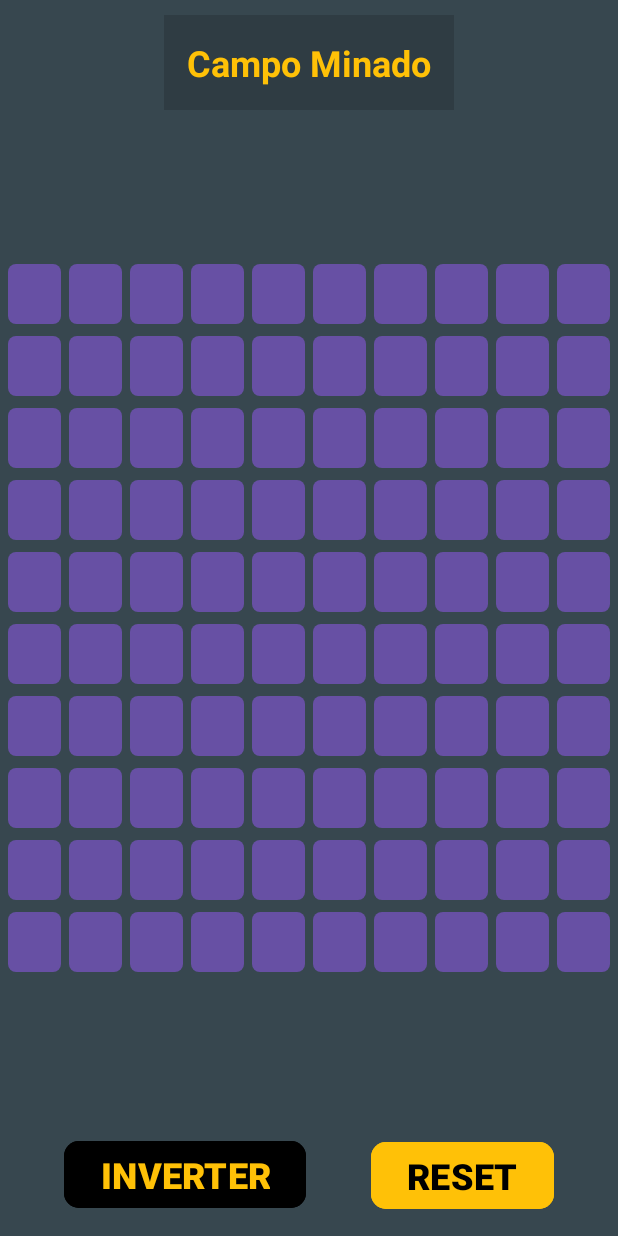
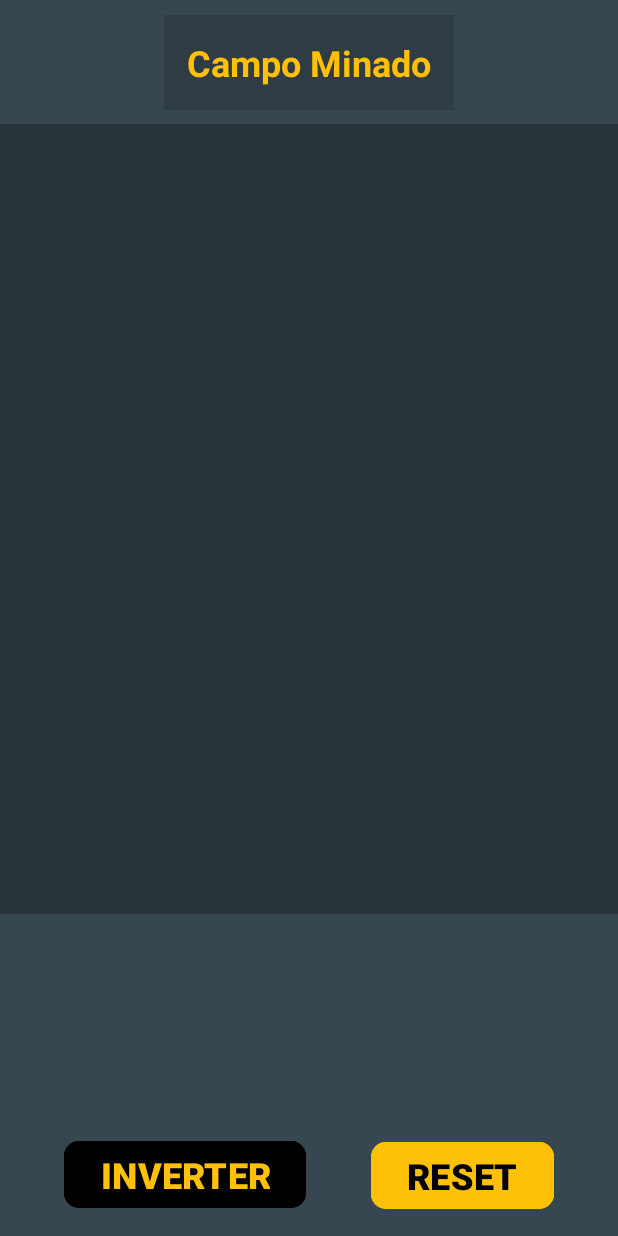
Before and after one commit to Akilis16/campo-minado-mobile, an Android app: the screen it shows after launch (MainActivity), on a phone screen of 412 x 824 dp. Run offline under Robolectric (Android 15) with nearby library versions, the phone set to English and light mode, and no system bars.

Commit message:
Build ok, but dont show BoardView

```diff
--- a/app/src/main/java/com/example/campominado/BoardView.java
+++ b/app/src/main/java/com/example/campominado/BoardView.java
@@ -4,6 +4,7 @@ import android.content.Context;
 import android.graphics.Canvas;
 import android.graphics.Color;
 import android.graphics.Paint;
+import android.util.AttributeSet;
 import android.view.View;
 
 import androidx.annotation.NonNull;
@@ -18,7 +19,19 @@ public class BoardView extends View {
 
     public BoardView(Context context) {
         super(context);
+        inicializador();
+    }
 
+    public BoardView(Context context, AttributeSet attrs) {
+        super(context, attrs);
+        inicializador();
+    }
+
+    public BoardView(Context context, AttributeSet attrs, int defStyleAttr) {
+        super(context, attrs, defStyleAttr);
+        inicializador();
+    }
+    private void inicializador(){
         campoMinado = new CampoMinado();
 
         paintClose.setStyle(Paint.Style.FILL);
--- a/app/src/main/java/com/example/campominado/CampoMinado.java
+++ b/app/src/main/java/com/example/campominado/CampoMinado.java
@@ -14,7 +14,7 @@ public class CampoMinado {
 
     private final String COR_SELECT = "#FFC107", COR_BOMB = "#ff0000", COR_UNSELECT = "#44000000";
     private static final int NUM_LINHAS = 10, NUM_COLUNAS = 10;
-    private final Cell[][] listCell = new Cell[NUM_LINHAS][NUM_COLUNAS]; // Tabuleiro do Campo Minado
+    private static final Cell[][] listCell = new Cell[NUM_LINHAS][NUM_COLUNAS]; // Tabuleiro do Campo Minado
     private final Map<Integer, Cell> cellMap = new HashMap<>(); //Mapeia as Celular por ID
 
     public CampoMinado() {
@@ -59,7 +59,7 @@ public class CampoMinado {
         return cellMap.get(id);
     }
 
-    public Cell getCellByCoords(int row, int col){
+    public static Cell getCellByCoords(int row, int col){
         return listCell[row][col];
     }
 
--- a/app/src/main/java/com/example/campominado/MainActivity.java
+++ b/app/src/main/java/com/example/campominado/MainActivity.java
@@ -22,9 +22,10 @@ import java.util.Map;
 
 public class MainActivity extends AppCompatActivity {
 
+    private BoardView boardView;
     private CampoMinado campoMinado;
     private LayoutInflater inflater;
-    private TableLayout tableLayout;
+//    private TableLayout tableLayout;
     private final HashMap<Integer, Button> btnMap = new HashMap<>();
 
     @Override
@@ -39,13 +40,15 @@ public class MainActivity extends AppCompatActivity {
         });
 
         inflater = LayoutInflater.from(this);
-        tableLayout = findViewById(R.id.table_layout);
+//        tableLayout = findViewById(R.id.table_layout);
+        boardView = findViewById(R.id.board_view);
 
         // criando os botões
-        campoMinado = new CampoMinado();  //
-        criarCampoMinado();          //
+//        campoMinado = new CampoMinado();  //
+//        criarCampoMinado();          //
     }
 
+    /*
     private void criarCampoMinado() {
         Typeface jerseyFont = ResourcesCompat.getFont(this, R.font.jersey_10);
         int btnId = 0;
@@ -68,7 +71,7 @@ public class MainActivity extends AppCompatActivity {
             tableLayout.addView(tableRow);
         }
     }
-
+    */
     /************************************
      INTERAÇÃO COM O USUÁRIO: CLICKS
      ************************************/
--- a/app/src/main/res/layout/activity_main.xml
+++ b/app/src/main/res/layout/activity_main.xml
@@ -31,15 +31,24 @@
         app:layout_constraintStart_toStartOf="parent"
         app:layout_constraintTop_toTopOf="parent" />
 
-    <TableLayout
-        android:id="@+id/table_layout"
-        android:layout_width="match_parent"
-        android:layout_height="wrap_content"
-        android:paddingRight="5dp"
-        app:layout_constraintBottom_toTopOf="@+id/guideline3"
-        app:layout_constraintEnd_toEndOf="parent"
+    <com.example.campominado.BoardView
+        android:id="@+id/board_view"
+        android:layout_width="0dp"
+        android:layout_height="0dp"
+        app:layout_constraintTop_toBottomOf="@id/guideline2"
+        app:layout_constraintBottom_toTopOf="@id/guideline3"
         app:layout_constraintStart_toStartOf="parent"
-        app:layout_constraintTop_toTopOf="@+id/guideline2" />
+        app:layout_constraintEnd_toEndOf="parent" />
+
+<!--    <TableLayout-->
+<!--        android:id="@+id/table_layout"-->
+<!--        android:layout_width="match_parent"-->
+<!--        android:layout_height="wrap_content"-->
+<!--        android:paddingRight="5dp"-->
+<!--        app:layout_constraintBottom_toTopOf="@+id/guideline3"-->
+<!--        app:layout_constraintEnd_toEndOf="parent"-->
+<!--        app:layout_constraintStart_toStartOf="parent"-->
+<!--        app:layout_constraintTop_toTopOf="@+id/guideline2" />-->
 
     <androidx.constraintlayout.widget.Guideline
         android:id="@+id/guideline3"
```
